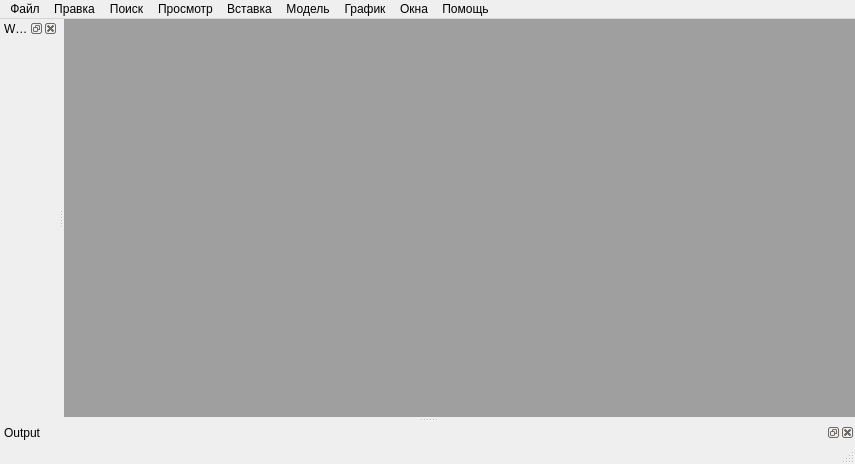
Qt form rdo/app/rdo_studio/branches/dev_qt/res/ui/main_window.ui (aurusov/rdo_studio) before a commit.
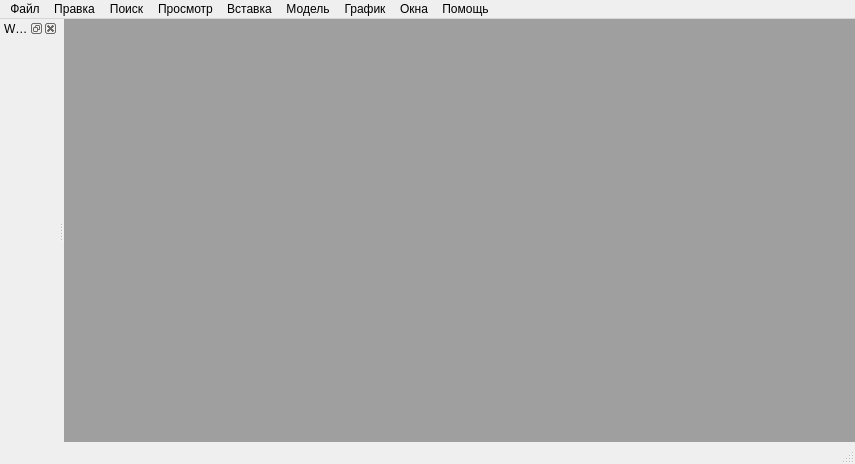
The same form after that commit. Icons and pictures are not drawn.

Commit message: - outputDockWidget больше не нужен

Patch:
```diff
--- a/rdo/app/rdo_studio/branches/dev_qt/res/ui/main_window.ui
+++ b/rdo/app/rdo_studio/branches/dev_qt/res/ui/main_window.ui
@@ -194,15 +194,6 @@
    </attribute>
    <widget class="QWidget" name="workspaceDockWidgetContents"/>
   </widget>
-  <widget class="QDockWidget" name="outputDockWidget">
-   <property name="windowTitle">
-    <string>Output</string>
-   </property>
-   <attribute name="dockWidgetArea">
-    <number>8</number>
-   </attribute>
-   <widget class="QWidget" name="outputDockWidgetContents"/>
-  </widget>
   <action name="actFileNew">
    <property name="text">
     <string>Новая модель...</string>
```
The commit also changes 1 other file.
